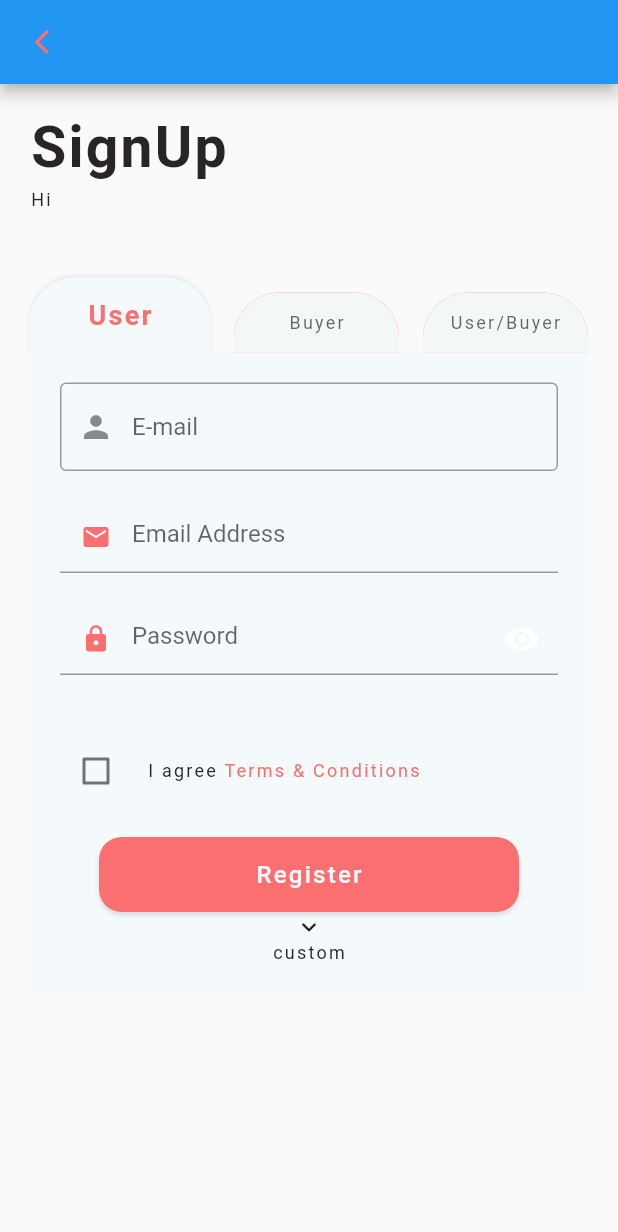
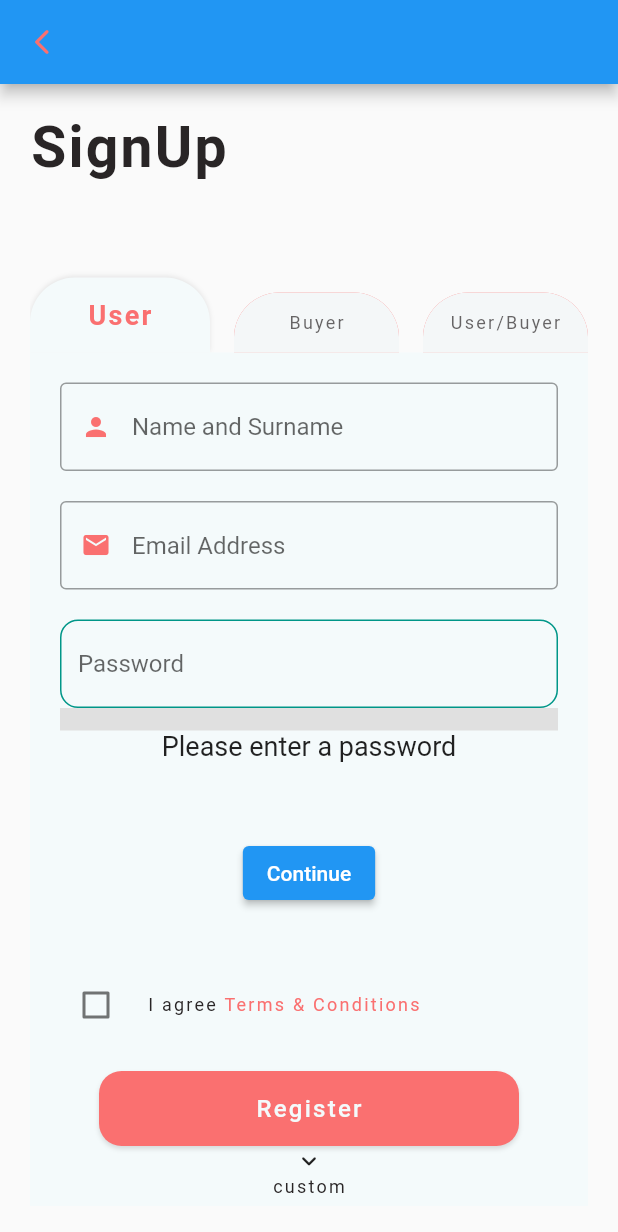
Before and after one commit to iremsila/FreelancerApp, a Flutter app: the screen it shows after launch, after a tap on "SignUp", on a phone screen of 412 x 824 dp. Shown: the top 1232 px of the screen. Run offline on Flutter 3.47's test engine with Material 2 defaults, Android fonts, the phone set to English and light mode, and no system bars.

Commit message:
ikinci düzenleme

```diff
--- a/lib/helper/validators.dart
+++ b/lib/helper/validators.dart
@@ -8,6 +8,7 @@ class AppValidator {
   }
 
   static String? passFieldValidator(String val) {
+
     if (val.isEmpty) {
       return 'this field is required';
     }
--- a/lib/screens/login/login_body.dart
+++ b/lib/screens/login/login_body.dart
@@ -32,14 +32,27 @@ class _LoginBodyState extends State<LoginBody> {
       child: SizedBox(
         child: Column(
           children: [
-            AppTextFields(
-              hint: 'UserName',
+            TextFormField(
+              decoration: const InputDecoration(
+              hintText: 'UserName',
+              border: OutlineInputBorder(
+              ),
+              prefixIcon: const Icon(
+                Icons.person,
+                size: 20,
+                color: AppColors.primary,
+              ),),
               validator: (name) {
                 return AppValidator.requiredField(name ?? '');
               },
             ),
             freev(),
             AppPassFields(
+              prefixIcon: const Icon(
+                Icons.add,
+                size: 20,
+                color: AppColors.primary,
+              ),
               validator: (pass) {
                 return AppValidator.passFieldValidator(pass ?? '');
               },
--- a/lib/screens/register/detailss.dart
+++ b/lib/screens/register/detailss.dart
@@ -20,6 +20,11 @@ class Detais extends StatefulWidget {
 }
 
 class _DetaisState extends State<Detais> {
+  late String _password;
+  double _strength = 0;
+  String _displayText = 'Please enter a password';
+  RegExp numReg = RegExp(r".*[0-9].*");
+  RegExp letterReg = RegExp(r".*[A-Za-z].*");
   bool check = false;
   bool showCustom = false;
   String countryCode = '+20';
@@ -28,6 +33,49 @@ class _DetaisState extends State<Detais> {
   String area = 'Area';
   bool showLink = false;
   bool showTermsValidate = false;
+
+
+  void _checkPassword(String value) {
+    _password = value.trim();
+    if (_password.isEmpty) {
+      setState(() {
+        _strength = 0;
+        _displayText = 'Please enter your password';
+      });
+    } else if (_password.length < 8) {
+      setState(() {
+        _strength = 1 / 4;
+        _displayText = 'Password is too short';
+      });
+    } else if (!_password.contains(RegExp(r'[A-Z]'))) {
+      setState(() {
+        _strength = 2 / 4;
+        _displayText = 'Password should contain uppercase letters';
+      });
+    } else if (!_password.contains(RegExp(r'[a-z]'))) {
+      setState(() {
+        _strength = 2 / 4;
+        _displayText = 'Password should contain lowercase letters';
+      });
+    } else if (!_password.contains(RegExp(r'[0-9]'))) {
+      setState(() {
+        _strength = 2 / 4;
+        _displayText = 'Password should contain numbers';
+      });
+    } else if (!_password.contains(RegExp(r'[!@#$%^&*(),.?":{}|<>]'))) {
+      setState(() {
+        _strength = 2 / 4;
+        _displayText = 'Password should contain special characters';
+      });
+    } else {
+      setState(() {
+        _strength = 1.0;
+        _displayText = 'Password is strong';
+      });
+    }
+  }
+
+
 
   String link = '';
   TextEditingController linkController = TextEditingController();
@@ -44,11 +92,13 @@ class _DetaisState extends State<Detais> {
           //fields
           TextFormField(
             decoration: const InputDecoration(
-              prefixIcon: Icon(Icons.person),
-              hintText: 'E-mail',
-
+              hintText: 'Name and Surname',
               border: OutlineInputBorder(
-              ),
+              ),prefixIcon: const Icon(
+              Icons.person,
+              size: 20,
+              color: AppColors.primary,
+            ),
             ),
             validator: (name) {
               return AppValidator.requiredField(name ?? '');
@@ -58,36 +108,56 @@ class _DetaisState extends State<Detais> {
             },
           ),
           freev(),
-          AppTextFields(
-            hint: 'Email Address',
-            keyboardType: TextInputType.emailAddress,
+          TextFormField(
+            decoration: const InputDecoration(
+            hintText: 'Email Address',
+              border: OutlineInputBorder(
+              ),
             prefixIcon: const Icon(
               Icons.mail,
               size: 20,
               color: AppColors.primary,
-            ),
-            onChanged: (char) {
-              key.currentState!.validate();
-            },
+            ),),
             validator: (email) {
               return AppValidator.requiredField(email ?? '');
             },
           ),
           freev(),
-          AppPassFields(
-            prefixIcon: const Icon(
-              Icons.lock,
-              color: AppColors.primary,
-              size: 20,
-            ),
-            validator: (pass) {
-              return AppValidator.passFieldValidator(pass ?? '');
-            },
-            onChanged: (char) {
-              key.currentState!.validate();
-            },
+          TextField(
+            onChanged: (value) => _checkPassword(value),
+            obscureText: true,
+            decoration: const InputDecoration(
+              border: OutlineInputBorder(), hintText: 'Password',
+              enabledBorder: OutlineInputBorder(
+                borderRadius: BorderRadius.all(Radius.circular(12.0)),
+                borderSide: BorderSide(color: Colors.teal),
+              ),
+              focusedBorder: OutlineInputBorder(
+                borderRadius: BorderRadius.all(Radius.circular(12.0)),
+                borderSide: BorderSide(color: Colors.teal),
+              ),),
+          ),LinearProgressIndicator(
+            value: _strength,
+            backgroundColor: Colors.grey[300],
+            color: _strength <= 1 / 4
+                ? Colors.red
+                : _strength == 2 / 4
+                ? Colors.yellow
+                : _strength == 3 / 4
+                ? Colors.blue
+                : Colors.green,
+            minHeight: 15,
+          ),Text(
+            _displayText,
+            style: const TextStyle(fontSize: 18),
           ),
-          freev(),
+          const SizedBox(
+            height: 50,
+          ),
+          ElevatedButton(
+              onPressed: () {},
+              child: const Text('Continue')),
+    freev(),
           //custom fields
           prov.current == 0
               ? ExpandedSection(
--- a/lib/screens/register/signup.dart
+++ b/lib/screens/register/signup.dart
@@ -22,8 +22,7 @@ class SignUp extends StatelessWidget {
             size: 20,
           )),
       header: 'SignUp',
-      dis:
-      'Hi',
+      dis:'',
       fields: const SignUpBody(),
     );
   }
--- a/lib/shared/resources/fields.dart
+++ b/lib/shared/resources/fields.dart
@@ -71,11 +71,13 @@ UnderlineInputBorder underlineInputBorder({Color color = Colors.grey}) {
 class AppPassFields extends StatefulWidget {
   const AppPassFields(
       {super.key,
+        this.InputBorder ,
         this.filled,
         this.prefixIcon,
         this.fillColor,
         this.onChanged,
         this.validator});
+  final Widget? InputBorder ;
   final bool? filled;
   final Color? fillColor;
   final String? Function(String?)? validator;
```
